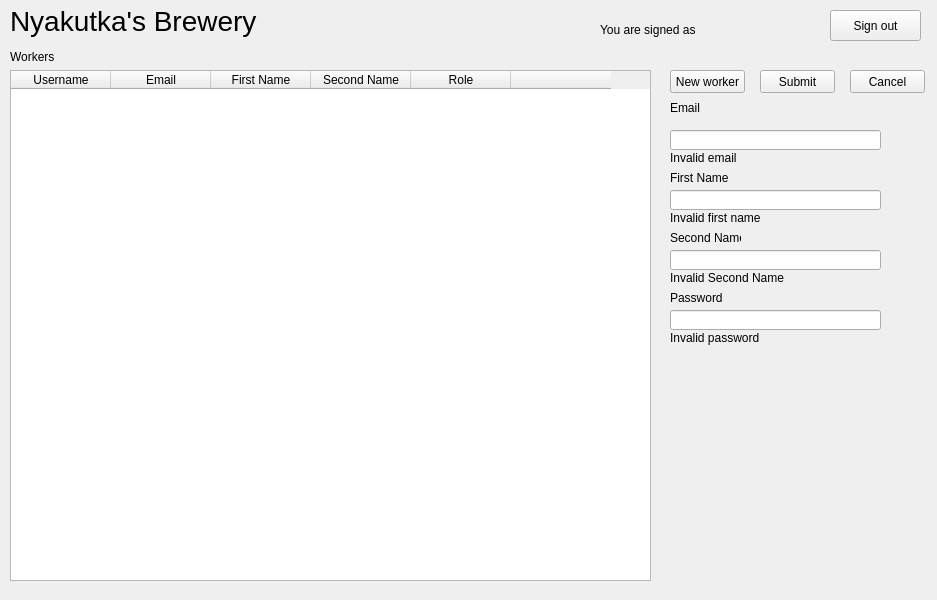
Old version of the form front/admin/ui/admin_window.ui in the repository Nyakutka/brewery.
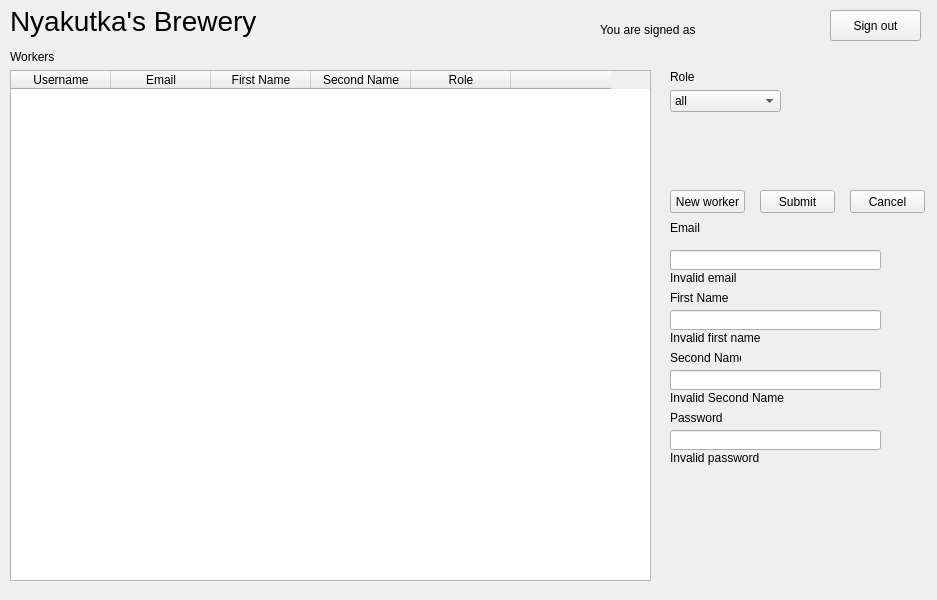
New version of the form.

```diff
--- a/front/admin/ui/admin_window.ui
+++ b/front/admin/ui/admin_window.ui
@@ -100,7 +100,7 @@
     <property name="geometry">
      <rect>
       <x>670</x>
-      <y>70</y>
+      <y>190</y>
       <width>75</width>
       <height>23</height>
      </rect>
@@ -113,7 +113,7 @@
     <property name="geometry">
      <rect>
       <x>850</x>
-      <y>70</y>
+      <y>190</y>
       <width>75</width>
       <height>23</height>
      </rect>
@@ -126,7 +126,7 @@
     <property name="geometry">
      <rect>
       <x>760</x>
-      <y>70</y>
+      <y>190</y>
       <width>75</width>
       <height>23</height>
      </rect>
@@ -139,7 +139,7 @@
     <property name="geometry">
      <rect>
       <x>670</x>
-      <y>130</y>
+      <y>250</y>
       <width>211</width>
       <height>20</height>
      </rect>
@@ -152,7 +152,7 @@
     <property name="geometry">
      <rect>
       <x>670</x>
-      <y>170</y>
+      <y>290</y>
       <width>71</width>
       <height>16</height>
      </rect>
@@ -165,7 +165,7 @@
     <property name="geometry">
      <rect>
       <x>670</x>
-      <y>190</y>
+      <y>310</y>
       <width>211</width>
       <height>20</height>
      </rect>
@@ -178,7 +178,7 @@
     <property name="geometry">
      <rect>
       <x>670</x>
-      <y>230</y>
+      <y>350</y>
       <width>71</width>
       <height>16</height>
      </rect>
@@ -191,7 +191,7 @@
     <property name="geometry">
      <rect>
       <x>670</x>
-      <y>250</y>
+      <y>370</y>
       <width>211</width>
       <height>20</height>
      </rect>
@@ -204,7 +204,7 @@
     <property name="geometry">
      <rect>
       <x>670</x>
-      <y>290</y>
+      <y>410</y>
       <width>71</width>
       <height>16</height>
      </rect>
@@ -217,7 +217,7 @@
     <property name="geometry">
      <rect>
       <x>670</x>
-      <y>310</y>
+      <y>430</y>
       <width>211</width>
       <height>20</height>
      </rect>
@@ -233,7 +233,7 @@
     <property name="geometry">
      <rect>
       <x>670</x>
-      <y>100</y>
+      <y>220</y>
       <width>71</width>
       <height>16</height>
      </rect>
@@ -264,7 +264,7 @@
     <property name="geometry">
      <rect>
       <x>670</x>
-      <y>150</y>
+      <y>270</y>
       <width>161</width>
       <height>16</height>
      </rect>
@@ -280,7 +280,7 @@
     <property name="geometry">
      <rect>
       <x>670</x>
-      <y>210</y>
+      <y>330</y>
       <width>161</width>
       <height>16</height>
      </rect>
@@ -296,7 +296,7 @@
     <property name="geometry">
      <rect>
       <x>670</x>
-      <y>270</y>
+      <y>390</y>
       <width>161</width>
       <height>16</height>
      </rect>
@@ -312,7 +312,7 @@
     <property name="geometry">
      <rect>
       <x>670</x>
-      <y>330</y>
+      <y>450</y>
       <width>161</width>
       <height>16</height>
      </rect>
@@ -324,6 +324,44 @@
      <string>Invalid password</string>
     </property>
    </widget>
+   <widget class="QComboBox" name="role_filter_comboBox">
+    <property name="geometry">
+     <rect>
+      <x>670</x>
+      <y>90</y>
+      <width>111</width>
+      <height>22</height>
+     </rect>
+    </property>
+    <item>
+     <property name="text">
+      <string>all</string>
+     </property>
+    </item>
+    <item>
+     <property name="text">
+      <string>admin</string>
+     </property>
+    </item>
+    <item>
+     <property name="text">
+      <string>worker</string>
+     </property>
+    </item>
+   </widget>
+   <widget class="QLabel" name="role_filter_label">
+    <property name="geometry">
+     <rect>
+      <x>670</x>
+      <y>70</y>
+      <width>47</width>
+      <height>13</height>
+     </rect>
+    </property>
+    <property name="text">
+     <string>Role</string>
+    </property>
+   </widget>
   </widget>
  </widget>
  <resources/>
```
